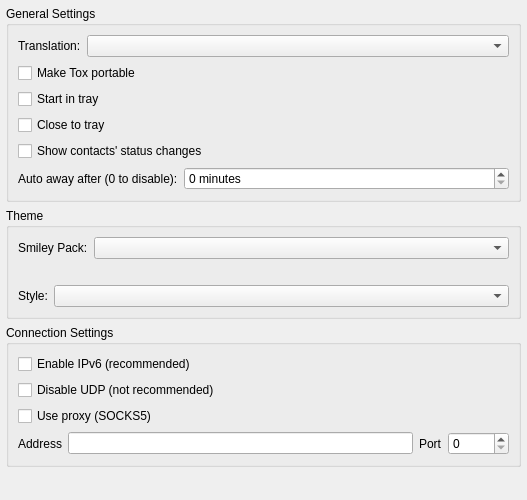
First picture: the form in src/widget/form/settings/generalsettings.ui, repository qTox/qTox, before the edit.
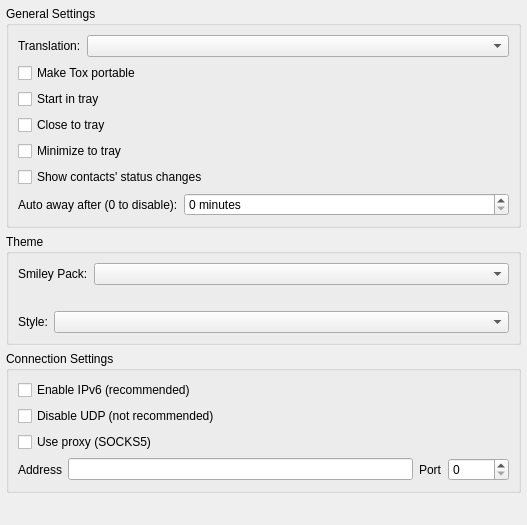
Second picture: the form after the edit.

Commit message: minimize to tray

```diff
--- a/src/widget/form/settings/generalsettings.ui
+++ b/src/widget/form/settings/generalsettings.ui
@@ -7,7 +7,7 @@
     <x>0</x>
     <y>0</y>
     <width>527</width>
-    <height>500</height>
+    <height>525</height>
    </rect>
   </property>
   <property name="windowTitle">
@@ -81,7 +81,14 @@
        </widget>
       </item>
       <item>
-       <widget class="QCheckBox" name="statusChangesCheckbox">
+       <widget class="QCheckBox" name="minimizeToTray">
+        <property name="text">
+         <string>Minimize to tray</string>
+        </property>
+       </widget>
+      </item>
+      <item>
+       <widget class="QCheckBox" name="statusChanges">
         <property name="text">
          <string>Show contacts' status changes</string>
         </property>
```
Left out of the diff: 2 changed lines with no effect on the pictures. The commit also changes 6 other files.
